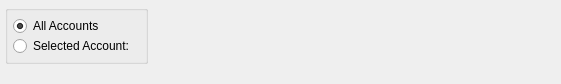
Old version of the form guiclient/displays/dspInvoiceRegister.ui in the repository knowhow/xtuple.
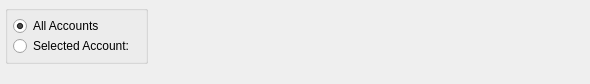
New version of the form. Custom widgets are drawn as their Qt base class.

```diff
--- a/guiclient/displays/dspInvoiceRegister.ui
+++ b/guiclient/displays/dspInvoiceRegister.ui
@@ -13,7 +13,7 @@
    <rect>
     <x>0</x>
     <y>0</y>
-    <width>561</width>
+    <width>590</width>
     <height>84</height>
    </rect>
   </property>
@@ -26,9 +26,6 @@
      <property name="spacing">
       <number>0</number>
      </property>
-     <property name="margin">
-      <number>0</number>
-     </property>
      <item>
       <widget class="QGroupBox" name="_accountGroup">
        <property name="title">
@@ -101,9 +98,6 @@
      <property name="spacing">
       <number>0</number>
      </property>
-     <property name="margin">
-      <number>0</number>
-     </property>
      <item>
       <widget class="DateCluster" name="_dates"/>
      </item>
```
Left out of the diff: 5 changed lines with no effect on the pictures.
